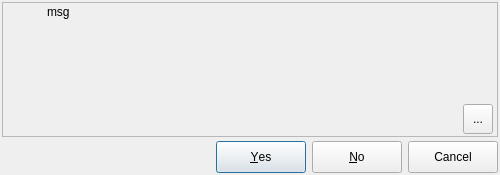
The window that libpgmodeler_ui/ui/caixamensagem.ui (pgmodeler/pgmodeler) describes before a commit, drawn with Qt 5.
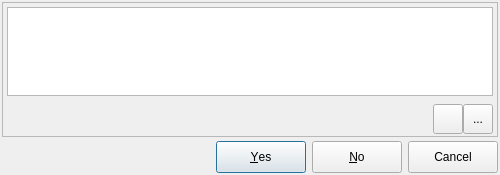
The same window after the commit. The open tabs and pages were chosen to show the change. Icons and pictures are not drawn.

The edit to the form file:
```diff
--- a/libpgmodeler_ui/ui/caixamensagem.ui
+++ b/libpgmodeler_ui/ui/caixamensagem.ui
@@ -84,6 +84,35 @@
           </property>
          </spacer>
         </item>
+        <item>
+         <widget class="QToolButton" name="exibir_exec_txt_tb">
+          <property name="minimumSize">
+           <size>
+            <width>30</width>
+            <height>30</height>
+           </size>
+          </property>
+          <property name="toolTip">
+           <string>Show excpetion stack in text format (useful to report errors).</string>
+          </property>
+          <property name="text">
+           <string/>
+          </property>
+          <property name="icon">
+           <iconset resource="../res/resources.qrc">
+            <normaloff>:/icones/icones/codigofonte.png</normaloff>:/icones/icones/codigofonte.png</iconset>
+          </property>
+          <property name="iconSize">
+           <size>
+            <width>22</width>
+            <height>22</height>
+           </size>
+          </property>
+          <property name="checkable">
+           <bool>true</bool>
+          </property>
+         </widget>
+        </item>
         <item>
          <widget class="QToolButton" name="exibir_exec_tb">
           <property name="minimumSize">
@@ -314,6 +343,29 @@
           </item>
          </layout>
         </widget>
+        <widget class="QWidget" name="page">
+         <layout class="QGridLayout" name="gridLayout_5">
+          <property name="margin">
+           <number>2</number>
+          </property>
+          <item row="0" column="0">
+           <widget class="QTextBrowser" name="excecoes_txt">
+            <property name="font">
+             <font>
+              <family>DejaVu Sans Mono</family>
+              <pointsize>8</pointsize>
+             </font>
+            </property>
+            <property name="lineWrapMode">
+             <enum>QTextEdit::NoWrap</enum>
+            </property>
+            <property name="acceptRichText">
+             <bool>false</bool>
+            </property>
+           </widget>
+          </item>
+         </layout>
+        </widget>
        </widget>
       </item>
      </layout>
```
